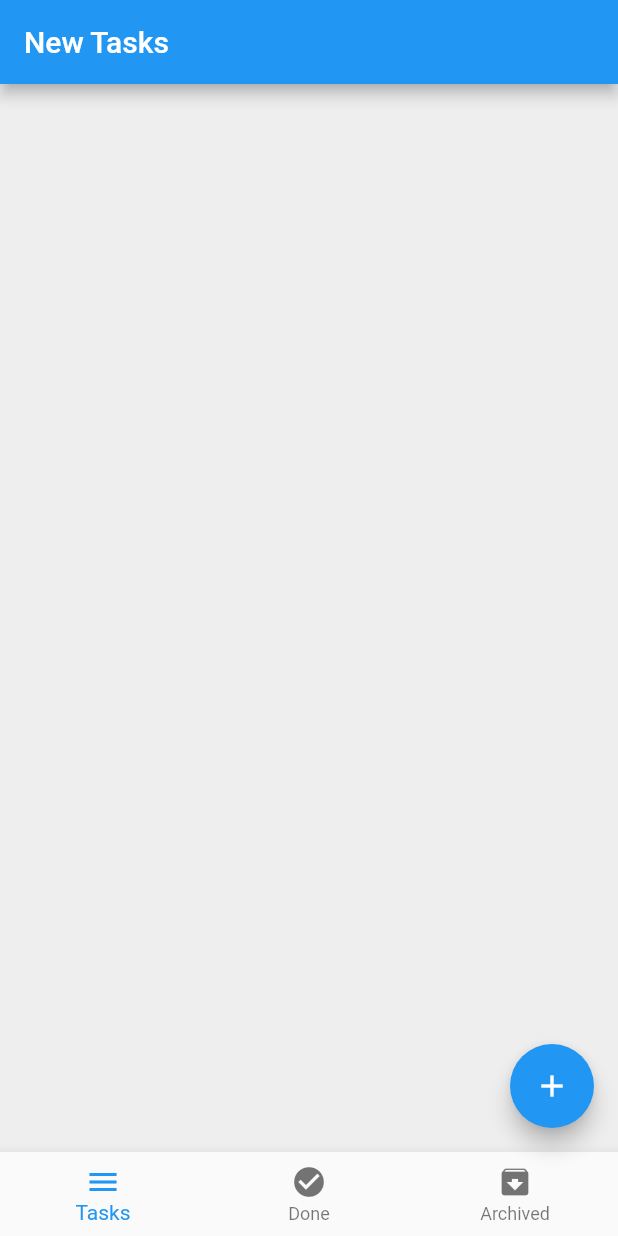
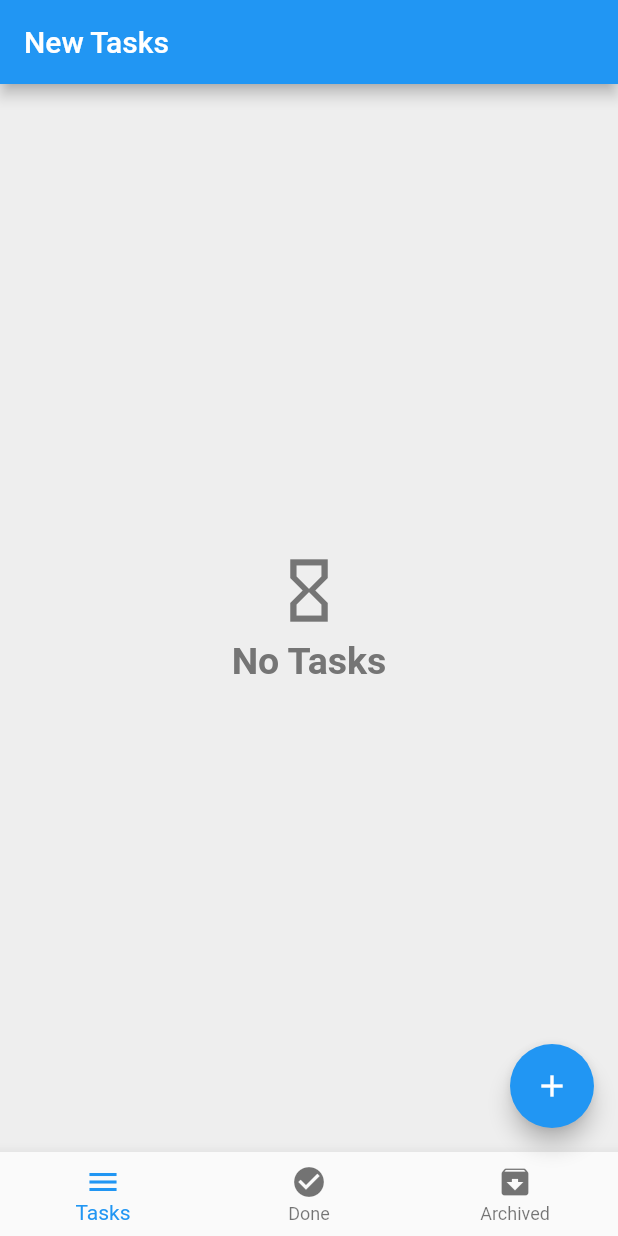
Before and after one commit to muhammadkh242/Flutter-TodoList, a Flutter app: the screen it shows after launch, on a phone screen of 412 x 824 dp. Run offline on Flutter 3.47's test engine with Material 2 defaults, Android fonts, the phone set to English and light mode, and no system bars; our stand-ins replace bloc, conditional_builder, flutter_bloc, sqflite; accounts and stored records are empty.

Commit message:
fix delete from DB

```diff
--- a/lib/module/tasks/tasks_screen.dart
+++ b/lib/module/tasks/tasks_screen.dart
@@ -1,3 +1,4 @@
+import 'package:conditional_builder/conditional_builder.dart';
 import 'package:flutter/material.dart';
 import 'package:flutter_bloc/flutter_bloc.dart';
 import 'package:todo/shared/components.dart';
@@ -10,12 +11,16 @@ class TasksScreen extends StatelessWidget {
   @override
   Widget build(BuildContext context) {
     return BlocConsumer<AppCubit, AppStates>(
-        builder: (BuildContext context, state){
+        builder: (BuildContext context, state) {
           var tasksList = AppCubit.get(context).newTasks;
           print("length ${tasksList.length}");
-          return ListView.separated(
-              itemBuilder: (context, index){ return buildTaskItem(tasksList[index], context); },
-              separatorBuilder: (context, index){
+          return ConditionalBuilder(
+            condition: tasksList.isNotEmpty,
+            builder: (context) => ListView.separated(
+                itemBuilder: (context, index) {
+                  return buildTaskItem(tasksList[index], context);
+                },
+                separatorBuilder: (context, index) {
                   return Padding(
                     padding: const EdgeInsets.symmetric(horizontal: 20.0),
                     child: Container(
@@ -24,11 +29,32 @@ class TasksScreen extends StatelessWidget {
                       color: Colors.grey[300],
                     ),
                   );
-              } ,
-              itemCount: tasksList.length
+                },
+                itemCount: tasksList.length),
+            fallback: (context) => Center(
+              child: Column(
+                mainAxisAlignment: MainAxisAlignment.center,
+                children: [
+                  Icon(
+                    Icons.hourglass_empty_outlined,
+                    size: 50.0,
+                    color: Colors.grey[600],
+                  ),
+                  const SizedBox(
+                    height: 8.0,
+                  ),
+                  Text(
+                    "No Tasks",
+                    style: TextStyle(
+                        color: Colors.grey[600],
+                        fontSize: 25.0,
+                        fontWeight: FontWeight.bold),
+                  ),
+                ],
+              ),
+            ),
           );
         },
-        listener: (BuildContext context, state){}
-    );
+        listener: (BuildContext context, state) {});
   }
 }
--- a/lib/shared/cubit/cubit.dart
+++ b/lib/shared/cubit/cubit.dart
@@ -122,7 +122,7 @@ class AppCubit extends Cubit<AppStates> {
   }
 
   void deleteDB({required int id}) async{
-    await db.rawUpdate('DELETE tasks WHERE id = ?',
+    await db.rawDelete('DELETE FROM tasks WHERE id = ?',
         [id]).then((value)
     {
       emit(DeleteDB());
--- a/pubspec.yaml
+++ b/pubspec.yaml
@@ -33,6 +33,7 @@ dependencies:
   intl: ^0.17.0
   bloc: ^8.0.3
   flutter_bloc: ^8.0.1
+  conditional_builder: ^1.0.2
 
   # The following adds the Cupertino Icons font to your application.
   # Use with the CupertinoIcons class for iOS style icons.
```
Also changed, not shown: lib/module/archived/archived_screens.dart (+32 -5 lines), lib/module/done/done_screen.dart (+32 -5 lines), pubspec.lock. Lines whose indentation alone changed are shown as unchanged.
